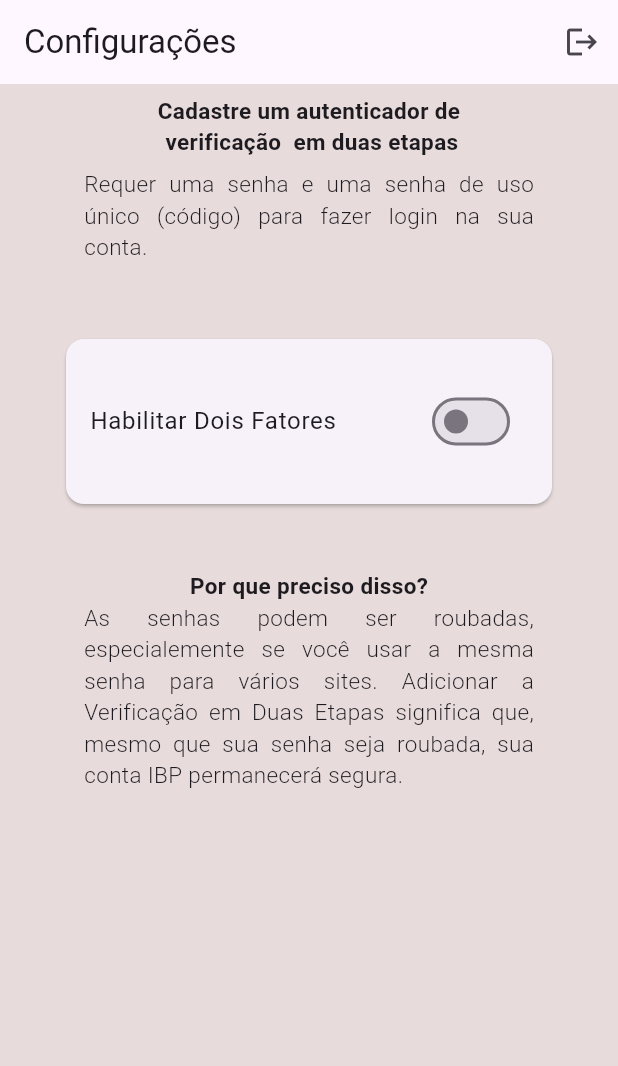
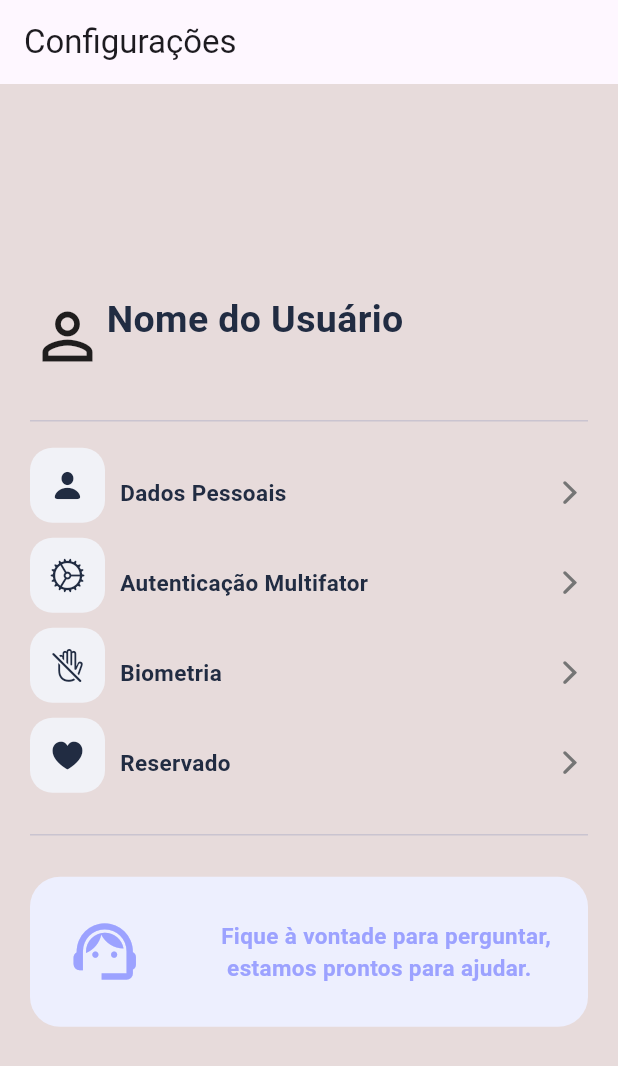
Before and after one commit to CristianoPam/inventario_ibp, a Flutter app: the SettingsPage screen opened by its route, on a phone screen of 412 x 824 dp. Shown: the top 1066 px of the screen. Run offline on Flutter 3.47's test engine with Material 3 defaults, Android fonts, the phone set to English and light mode, and no system bars; our stand-ins replace cloud_firestore, firebase_auth, firebase_core, flutter_riverpod, go_router; missing offline and left inert: validatorless; accounts and stored records are empty.

Commit message:
screen_config

```diff
--- /dev/null
+++ b/lib/constants.dart
@@ -0,0 +1,10 @@
+import 'package:flutter/material.dart';
+
+const kprimaryColor = Color(0xff212C42);
+const ksecondryColor = Color(0xff9CA2FF);
+const ksecondryLightColor = Color(0xffEDEFFE);
+const klightContentColor = Color(0xffF1F2F7);
+
+const double kbigFontSize = 25;
+const double knormalFontSize = 18;
+const double ksmallFontSize = 15;
--- a/lib/pages/login_page.dart
+++ b/lib/pages/login_page.dart
@@ -3,7 +3,6 @@ import 'package:flutter_riverpod/flutter_riverpod.dart';
 import 'package:inventario_ibp/pages/validators.dart';
 import 'package:inventario_ibp/services/auth_services.dart';
 import 'package:validatorless/validatorless.dart';
-
 import 'esqueci_senha.dart';
 
 class LoginPage extends ConsumerStatefulWidget {
--- a/lib/pages/settings_page.dart
+++ b/lib/pages/settings_page.dart
@@ -1,157 +1,266 @@
+import 'package:flutter/cupertino.dart';
 import 'package:flutter/material.dart';
-import 'package:flutter_riverpod/flutter_riverpod.dart';
-import 'package:inventario_ibp/services/auth_services.dart';
+import 'package:inventario_ibp/constants.dart';
+import 'package:inventario_ibp/pages/two_factors.dart';
+import 'package:inventario_ibp/widget/avatar_card.dart';
+//import 'package:inventario_ibp/widget/setting_tile.dart';
+import 'package:inventario_ibp/widget/support_card.dart';
+import 'package:inventario_ibp/widget/under_construction.dart';
 
-class SettingsPage extends ConsumerStatefulWidget {
-  const SettingsPage({Key? key}) : super(key: key);
+class SettingsPage extends StatefulWidget {
+  const SettingsPage({super.key});
 
   @override
-  ConsumerState<SettingsPage> createState() => _SettingsPageState();
+  State<SettingsPage> createState() => _SettingsPageState();
 }
 
-class _SettingsPageState extends ConsumerState<SettingsPage> {
-  final numberPhone = TextEditingController();
-
-  final String phoneNumber = '+5555999990000';
-
-  enableTwoFactor(BuildContext context, bool value) async {
-    await showDialog(
-      context: context,
-      builder: (context) => SimpleDialog(
-        contentPadding: const EdgeInsets.all(24),
-        title: Row(
+class _SettingsPageState extends State<SettingsPage> {
+  @override
+  Widget build(BuildContext context) {
+    return Scaffold(
+      appBar: AppBar(
+        title: const Text('Configurações'),
+      ),
+      body: Padding(
+        padding: const EdgeInsets.symmetric(vertical: 25, horizontal: 20),
+        child: Center(
+          child: SingleChildScrollView(
+            child: Column(
+              crossAxisAlignment: CrossAxisAlignment.start,
+              mainAxisAlignment: MainAxisAlignment.center,
               children: [
-            const Expanded(child: Text('Autenticação 2 Fatores')),
-            IconButton(
-              icon: const Icon(Icons.close),
-              onPressed: () => Navigator.of(context).pop(),
+                const AvatarCard(),
+                const SizedBox(height: 20),
+                const Divider(),
+                const SizedBox(height: 10),
+                Column(
+                  children: [
+                    // DADOS PESSOAIS
+                    Row(
+                      children: [
+                        Container(
+                          height: 50,
+                          width: 50,
+                          margin: const EdgeInsets.only(bottom: 10),
+                          decoration: BoxDecoration(
+                            color: klightContentColor,
+                            borderRadius: BorderRadius.circular(15),
+                          ),
+                          child: GestureDetector(
+                            child: const Icon(CupertinoIcons.person_fill,
+                                color: kprimaryColor),
+                            onTap: () {
+                              Navigator.push(
+                                context,
+                                MaterialPageRoute(
+                                  builder: (context) =>
+                                      const UnderConstruction(),
+                                ),
+                              );
+                            },
+                          ),
+                        ),
+                        const SizedBox(width: 10),
+                        const Text(
+                          'Dados Pessoais',
+                          style: TextStyle(
+                            color: kprimaryColor,
+                            fontSize: ksmallFontSize,
+                            fontWeight: FontWeight.bold,
+                          ),
+                        ),
+                        const Spacer(),
+                        GestureDetector(
+                          child: Icon(
+                            CupertinoIcons.chevron_forward,
+                            color: Colors.grey.shade600,
+                          ),
+                          onTap: () {
+                            Navigator.push(
+                              context,
+                              MaterialPageRoute(
+                                builder: (context) => const UnderConstruction(),
+                              ),
+                            );
+                          },
                         ),
                       ],
                     ),
+
+                    // AUTENTICAÇÃO MULTIFATOR
+                    Row(
                       children: [
-          const Text(
-              'Informe seu número de celular para habilitar a autenticação 2 fatores:'),
-          Padding(
-            padding: const EdgeInsets.only(top: 24),
-            child: TextFormField(
-              controller: numberPhone,
-              decoration: const InputDecoration(
-                border: OutlineInputBorder(),
-                labelText: 'Celular',
+                        Container(
+                          height: 50,
+                          width: 50,
+                          margin: const EdgeInsets.only(bottom: 10),
+                          decoration: BoxDecoration(
+                            color: klightContentColor,
+                            borderRadius: BorderRadius.circular(15),
+                          ),
+                          child: GestureDetector(
+                            child: const Icon(CupertinoIcons.settings,
+                                color: kprimaryColor),
+                            onTap: () {
+                              Navigator.push(
+                                context,
+                                MaterialPageRoute(
+                                  builder: (context) => const TwoFactors(),
+                                ),
+                              );
+                            },
                           ),
                         ),
+                        const SizedBox(width: 10),
+                        const Text(
+                          'Autenticação Multifator',
+                          style: TextStyle(
+                            color: kprimaryColor,
+                            fontSize: ksmallFontSize,
+                            fontWeight: FontWeight.bold,
                           ),
-          TextButton(
-            onPressed: () => Navigator.of(context).pop(numberPhone.text),
-            child: const Text('Ativar'),
-          )
-        ],
+                        ),
+                        const Spacer(),
+                        GestureDetector(
+                          child: Icon(
+                            CupertinoIcons.chevron_forward,
+                            color: Colors.grey.shade600,
+                          ),
+                          onTap: () {
+                            Navigator.push(
+                              context,
+                              MaterialPageRoute(
+                                builder: (context) => const TwoFactors(),
                               ),
                             );
-
-    await ref
-        .read(authServiceProvider)
-        .enableTwoFactor(numberPhone.text, readSmsCode);
-  }
-
-  Future<String> readSmsCode() async {
-    return await showDialog(
-      context: context,
-      builder: (context) => SimpleDialog(
-        contentPadding: const EdgeInsets.all(24),
-        title: const Text('Código de Verificação SMS'),
-        children: [
-          Padding(
-            padding: const EdgeInsets.only(top: 24),
-            child: TextFormField(
-              decoration: const InputDecoration(
-                border: OutlineInputBorder(),
-                labelText: 'Código SMS',
-              ),
-              initialValue: '123456',
-            ),
-          ),
-          TextButton(
-            onPressed: () => Navigator.of(context).pop('123456'),
-            child: const Text('Confirmar'),
-          )
-        ],
-      ),
-    );
-  }
-
-  @override
-  Widget build(BuildContext context) {
-    final enabled = ref.watch(authServiceProvider).isMultiFactorEnabled;
-    return Scaffold(
-      appBar: AppBar(
-        title: const Text('Configurações'),
-        actions: [
-          IconButton(
-            onPressed: ref.read(authServiceProvider).logout,
-            icon: const Icon(Icons.logout),
+                          },
                         ),
                       ],
                     ),
-      body: Column(
+
+                    // BIOMETRIA
+                    Row(
                       children: [
-          const SizedBox(height: 7),
-          const Text(
-            'Cadastre um autenticador de \n verificação  em duas etapas',
-            textAlign: TextAlign.center,
-            style: TextStyle(fontSize: 15, fontWeight: FontWeight.bold),
+                        Container(
+                          height: 50,
+                          width: 50,
+                          margin: const EdgeInsets.only(bottom: 10),
+                          decoration: BoxDecoration(
+                            color: klightContentColor,
+                            borderRadius: BorderRadius.circular(15),
                           ),
-          const SizedBox(height: 7),
-          const SizedBox(
-            height: 70,
-            width: 300,
-            child: Text(
-              'Requer uma senha e uma senha de uso único (código) para fazer login na sua conta.',
-              textAlign: TextAlign.justify,
-              style: TextStyle(fontSize: 15, fontWeight: FontWeight.w300),
+                          child: GestureDetector(
+                            child: const Icon(CupertinoIcons.hand_raised_slash,
+                                color: kprimaryColor),
+                            onTap: () {
+                              Navigator.push(
+                                context,
+                                MaterialPageRoute(
+                                  builder: (context) =>
+                                      const UnderConstruction(),
+                                ),
+                              );
+                            },
                           ),
                         ),
-          Center(
-            child: Padding(
-              padding: const EdgeInsets.all(24.0),
-              child: SizedBox(
-                width: double.infinity,
-                height: 150,
-                child: Card(
-                  margin: const EdgeInsets.all(20),
-                  child: Center(
-                    child: SwitchListTile(
-                      value: enabled,
-                      onChanged: (val) => !enabled
-                          ? enableTwoFactor(context, val)
-                          : ref.read(authServiceProvider).disableTwoFactor(),
-                      title: Text(enabled
-                          ? 'Desabilitar Dois Fatores'
-                          : 'Habilitar Dois Fatores'),
+                        const SizedBox(width: 10),
+                        const Text(
+                          'Biometria',
+                          style: TextStyle(
+                            color: kprimaryColor,
+                            fontSize: ksmallFontSize,
+                            fontWeight: FontWeight.bold,
+                          ),
+                        ),
+                        const Spacer(),
+                        GestureDetector(
+                          child: Icon(
+                            CupertinoIcons.chevron_forward,
+                            color: Colors.grey.shade600,
+                          ),
+                          onTap: () {
+                            Navigator.push(
+                              context,
+                              MaterialPageRoute(
+                                builder: (context) => const UnderConstruction(),
+                              ),
+                            );
+                          },
+                        ),
+                      ],
+                    ),
+                    // RESERVADO
+                    Row(
+                      children: [
+                        Container(
+                          height: 50,
+                          width: 50,
+                          margin: const EdgeInsets.only(bottom: 10),
+                          decoration: BoxDecoration(
+                            color: klightContentColor,
+                            borderRadius: BorderRadius.circular(15),
+                          ),
+                          child: GestureDetector(
+                            child: const Icon(CupertinoIcons.heart_fill,
+                                color: kprimaryColor),
+                            onTap: () {
+                              Navigator.push(
+                                context,
+                                MaterialPageRoute(
+                                  builder: (context) =>
+                                      const UnderConstruction(),
+                                ),
+                              );
+                            },
+                          ),
+                        ),
+                        const SizedBox(width: 10),
+                        const Text(
+                          'Reservado',
+                          style: TextStyle(
+                            color: kprimaryColor,
+                            fontSize: ksmallFontSize,
+                            fontWeight: FontWeight.bold,
+                          ),
+                        ),
+                        const Spacer(),
+                        GestureDetector(
+                          child: Icon(
+                            CupertinoIcons.chevron_forward,
+                            color: Colors.grey.shade600,
+                          ),
+                          onTap: () {
+                            Navigator.push(
+                              context,
+                              MaterialPageRoute(
+                                builder: (context) => const UnderConstruction(),
+                              ),
+                            );
+                          },
+                        ),
+                      ],
+                    ),
+                  ],
+                ),
+                const SizedBox(height: 10),
+                const Divider(),
+                const SizedBox(height: 20),
+                GestureDetector(
+                  child: const SupportCard(),
+                  onTap: () {
+                    Navigator.push(
+                      context,
+                      MaterialPageRoute(
+                        builder: (context) => const UnderConstruction(),
+                      ),
+                    );
+                  },
+                )
+              ],
             ),
           ),
         ),
       ),
-            ),
-          ),
-          const SizedBox(
-            child: Text(
-              'Por que preciso disso?',
-              textAlign: TextAlign.start,
-              style: TextStyle(fontSize: 15, fontWeight: FontWeight.bold),
-            ),
-          ),
-          const SizedBox(
-            height: 130,
-            width: 300,
-            child: Text(
-              'As senhas podem ser roubadas, especialemente se você usar a mesma senha para vários sites. Adicionar a Verificação em Duas Etapas significa que, mesmo que sua senha seja roubada, sua conta IBP permanecerá segura.',
-              textAlign: TextAlign.justify,
-              style: TextStyle(fontSize: 15, fontWeight: FontWeight.w300),
-            ),
-          ),
-        ],
-      ),
     );
   }
 }
--- a/lib/services/auth_services.dart
+++ b/lib/services/auth_services.dart
@@ -69,7 +69,7 @@ class AuthService extends ChangeNotifier {
 
   createUser(String email, String pass) async {
     try {
-      await _auth.createUserWithEmailAndPassword(email: email, password: pass);
+      await _auth.createUserWithEmailAndPassword(email: email, password: pass,);
       await _getUser();
       await userData!.sendEmailVerification();
     } on FirebaseAuthException catch (e) {
--- /dev/null
+++ b/lib/widget/avatar_card.dart
@@ -0,0 +1,74 @@
+import 'package:flutter/material.dart';
+import 'package:inventario_ibp/constants.dart';
+import 'package:firebase_auth/firebase_auth.dart';
+
+class AvatarCard extends StatefulWidget {
+  const AvatarCard({
+    super.key,
+  });
+
+  @override
+  State<AvatarCard> createState() => _AvatarCardState();
+}
+
+class _AvatarCardState extends State<AvatarCard> {
+  final _firebaseAuth = FirebaseAuth.instance;
+
+  String nome = 'Nome do Usuário';
+  String email = '';
+
+  @override
+  initState() {
+    super.initState();
+    setState(() {
+      User? usuario = _firebaseAuth.currentUser;
+      //nome = usuario!.displayName.toString();
+      email = usuario!.email.toString();
+
+    });
+
+
+  }
+
+  @override
+  Widget build(BuildContext context) {
+    return Row(
+      children: [
+        const Icon(Icons.person_outline, size: 50),
+        const SizedBox(width: 1),
+        Column(
+          crossAxisAlignment: CrossAxisAlignment.start,
+          mainAxisAlignment: MainAxisAlignment.spaceBetween,
+          children: [
+            Text(
+              nome,
+              style: const TextStyle(
+                fontSize: kbigFontSize,
+                fontWeight: FontWeight.bold,
+                color: kprimaryColor,
+              ),
+            ),
+            Text(
+              email,
+              style: TextStyle(
+                fontSize: ksmallFontSize,
+                color: Colors.grey.shade600,
+              ),
+            ),
+          ],
+        )
+      ],
+    );
+  }
+/*
+  pegarUsuario() async {
+    User? usuario = _firebaseAuth.currentUser;
+    if (usuario != null) {
+      setState(() {
+        nome = usuario.displayName!;
+        email = usuario.email!;
+
+      });
+    }
+  } */
+}
--- /dev/null
+++ b/lib/widget/support_card.dart
@@ -0,0 +1,40 @@
+import 'package:flutter/material.dart';
+import 'package:inventario_ibp/constants.dart';
+
+
+class SupportCard extends StatelessWidget {
+  const SupportCard({
+    super.key,
+  });
+
+  @override
+  Widget build(BuildContext context) {
+    return Container(
+      width: double.infinity,
+      height: 100,
+      decoration: BoxDecoration(
+        color: ksecondryLightColor,
+        borderRadius: BorderRadius.circular(20),
+      ),
+      child: const Row(
+        mainAxisAlignment: MainAxisAlignment.spaceEvenly,
+        children: [
+          Icon(
+            Icons.support_agent,
+            size: 50,
+            color: ksecondryColor,
+          ),
+          SizedBox(width: 3),
+          Text(
+            "Fique à vontade para perguntar,\n estamos prontos para ajudar.",
+            style: TextStyle(
+              fontSize: ksmallFontSize,
+              color: ksecondryColor,
+              fontWeight: FontWeight.bold,
+            ),
+          )
+        ],
+      ),
+    );
+  }
+}
--- a/pubspec.yaml
+++ b/pubspec.yaml
@@ -73,6 +73,7 @@ flutter:
   # To add assets to your application, add an assets section, like this:
   assets:
   - assets/images/logo.png
+  - assets/images/page-under-construction.png
   #   - images/a_dot_ham.jpeg
 
   # An image asset can refer to one or more resolution-specific "variants", see
```
Also changed, not shown: lib/pages/home_page.dart (+1 -12 lines), lib/pages/pages.dart (+4 -3 lines), lib/pages/two_factors.dart (added, +157 -0 lines), lib/widget/under_construction.dart (added, +17 -0 lines), assets/images/page-under-construction.png (added), lib/app/routes.dart (line endings or trailing spaces), pubspec.lock. Lines whose indentation alone changed are shown as unchanged.
